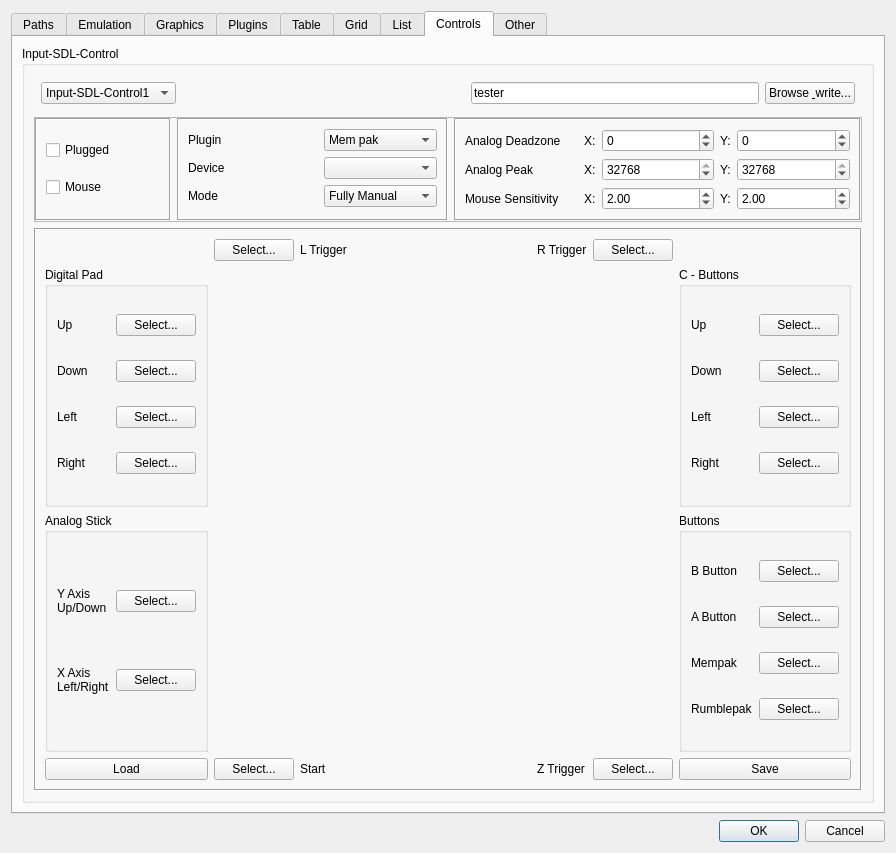
The window that src/dialogs/settingsdialog.ui (dh4/mupen64plus-qt) describes before a commit, drawn with Qt 5.
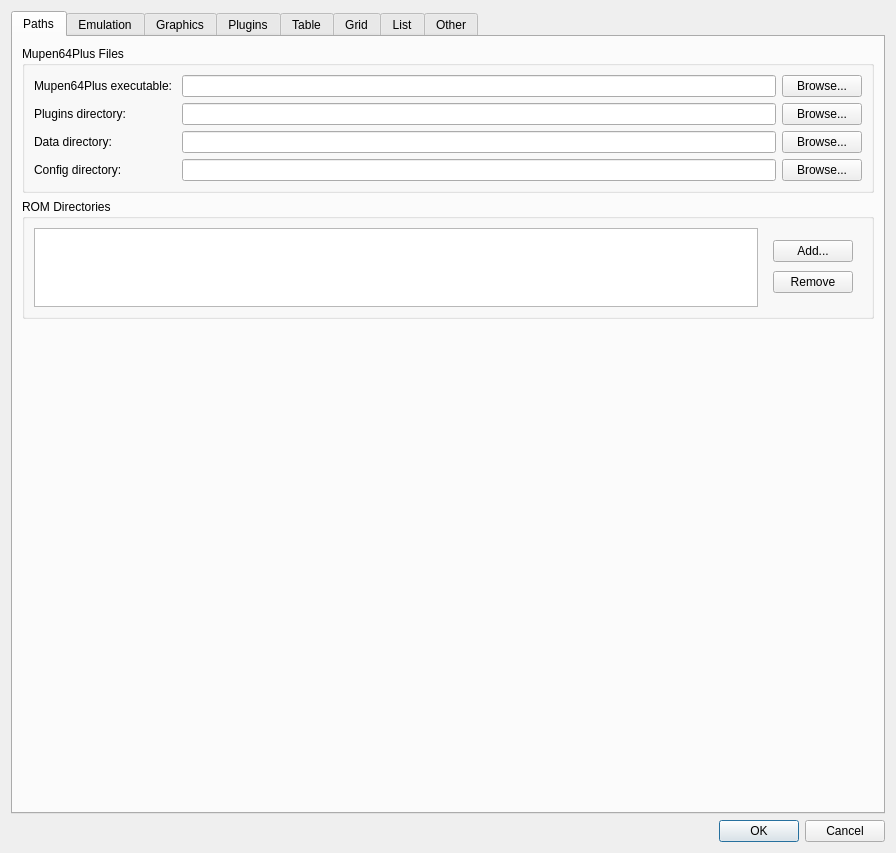
The same window after the commit. Icons and pictures are not drawn.

Commit message: Move controller configuration to its own dialog

Patch:
```diff
--- a/src/dialogs/settingsdialog.ui
+++ b/src/dialogs/settingsdialog.ui
@@ -26,7 +26,7 @@
       <enum>QTabWidget::TabShape::Rounded</enum>
      </property>
      <property name="currentIndex">
-      <number>7</number>
+      <number>0</number>
      </property>
      <widget class="QWidget" name="pathsWidget">
       <attribute name="title">
@@ -1119,835 +1119,6 @@
        </item>
       </layout>
      </widget>
-     <widget class="QWidget" name="controlsWidget">
-      <attribute name="title">
-       <string>Controls</string>
-      </attribute>
-      <layout class="QGridLayout" name="gridLayout_11">
-       <item row="0" column="0">
-        <widget class="QGroupBox" name="groupBox_4">
-         <property name="title">
-          <string>Input-SDL-Control</string>
-         </property>
-         <layout class="QVBoxLayout" name="verticalLayout_3" stretch="0,0,1">
-          <item>
-           <layout class="QHBoxLayout" name="horizontalLayout_2">
-            <property name="leftMargin">
-             <number>7</number>
-            </property>
-            <property name="topMargin">
-             <number>7</number>
-            </property>
-            <property name="rightMargin">
-             <number>7</number>
-            </property>
-            <property name="bottomMargin">
-             <number>7</number>
-            </property>
-            <item>
-             <widget class="QComboBox" name="cboController">
-              <property name="toolTip">
-               <string>Input-SDL-Control</string>
-              </property>
-              <property name="sizeAdjustPolicy">
-               <enum>QComboBox::SizeAdjustPolicy::AdjustToContents</enum>
-              </property>
-              <item>
-               <property name="text">
-                <string>Input-SDL-Control1</string>
-               </property>
-              </item>
-              <item>
-               <property name="text">
-                <string>Input-SDL-Control2</string>
-               </property>
-              </item>
-              <item>
-               <property name="text">
-                <string>Input-SDL-Control3</string>
-               </property>
-              </item>
-              <item>
-               <property name="text">
-                <string>Input-SDL-Control4</string>
-               </property>
-              </item>
-             </widget>
-            </item>
-            <item>
-             <spacer name="horizontalSpacer_2">
-              <property name="orientation">
-               <enum>Qt::Orientation::Horizontal</enum>
-              </property>
-              <property name="sizeHint" stdset="0">
-               <size>
-                <width>40</width>
-                <height>20</height>
-               </size>
-              </property>
-             </spacer>
-            </item>
-            <item>
-             <widget class="QLineEdit" name="txtSharedDataPath">
-              <property name="text">
-               <string>tester</string>
-              </property>
-              <property name="placeholderText">
-               <string>Shared Data Path...</string>
-              </property>
-             </widget>
-            </item>
-            <item>
-             <widget class="QPushButton" name="btnBrowseSharedDataPath">
-              <property name="text">
-               <string>Browse &amp; write...</string>
-              </property>
-             </widget>
-            </item>
-           </layout>
-          </item>
-          <item>
-           <widget class="QFrame" name="frameControlOptions">
-            <property name="frameShape">
-             <enum>QFrame::Shape::StyledPanel</enum>
-            </property>
-            <property name="frameShadow">
-             <enum>QFrame::Shadow::Raised</enum>
-            </property>
-            <layout class="QHBoxLayout" name="horizontalLayout_3" stretch="1,2,3">
-             <property name="leftMargin">
-              <number>0</number>
-             </property>
-             <property name="topMargin">
-              <number>0</number>
-             </property>
-             <property name="rightMargin">
-              <number>0</number>
-             </property>
-             <property name="bottomMargin">
-              <number>0</number>
-             </property>
-             <item>
-              <widget class="QFrame" name="frame">
-               <property name="frameShape">
-                <enum>QFrame::Shape::Box</enum>
-               </property>
-               <property name="frameShadow">
-                <enum>QFrame::Shadow::Sunken</enum>
-               </property>
-               <property name="lineWidth">
-                <number>1</number>
-               </property>
-               <property name="midLineWidth">
-                <number>0</number>
-               </property>
-               <layout class="QVBoxLayout" name="verticalLayout_2">
-                <item>
-                 <widget class="QCheckBox" name="chkPlugged">
-                  <property name="toolTip">
-                   <string>Specifies whether this controller is 'plugged in' to the simulated N64</string>
-                  </property>
-                  <property name="text">
-                   <string>Plugged</string>
-                  </property>
-                 </widget>
-                </item>
-                <item>
-                 <widget class="QCheckBox" name="chkMouse">
-                  <property name="toolTip">
-                   <string>If checked, then mouse buttons may be used with this controller</string>
-                  </property>
-                  <property name="text">
-                   <string>Mouse</string>
-                  </property>
-                 </widget>
-                </item>
-               </layout>
-              </widget>
-             </item>
-             <item>
-              <widget class="QFrame" name="frame_2">
-               <property name="frameShape">
-                <enum>QFrame::Shape::Box</enum>
-               </property>
-               <property name="frameShadow">
-                <enum>QFrame::Shadow::Sunken</enum>
-               </property>
-               <property name="lineWidth">
-                <number>1</number>
-               </property>
-               <property name="midLineWidth">
-                <number>0</number>
-               </property>
-               <layout class="QGridLayout" name="gridLayout_13" columnstretch="2,0">
-                <item row="3" column="0">
-                 <widget class="QLabel" name="label_4">
-                  <property name="text">
-                   <string>Mode</string>
-                  </property>
-                 </widget>
-                </item>
-                <item row="0" column="1">
-                 <widget class="QComboBox" name="cboPlugin">
-                  <property name="toolTip">
-                   <string>Specifies which type of expansion pak is in the controller</string>
-                  </property>
-                  <property name="currentIndex">
-                   <number>1</number>
-                  </property>
-                  <property name="sizeAdjustPolicy">
-                   <enum>QComboBox::SizeAdjustPolicy::AdjustToContents</enum>
-                  </property>
-                  <item>
-                   <property name="text">
-                    <string>None</string>
-                   </property>
-                  </item>
-                  <item>
-                   <property name="text">
-                    <string>Mem pak</string>
-                   </property>
-                  </item>
-                  <item>
-                   <property name="text">
-                    <string>Rumble pak</string>
-                   </property>
-                  </item>
-                 </widget>
-                </item>
-                <item row="2" column="0">
-                 <widget class="QLabel" name="label_3">
-                  <property name="text">
-                   <string>Device</string>
-                  </property>
-                 </widget>
-                </item>
-                <item row="2" column="1">
-                 <widget class="QComboBox" name="cboDevice">
-                  <property name="toolTip">
-                   <string>SDL joystick name</string>
-                  </property>
-                  <property name="sizeAdjustPolicy">
-                   <enum>QComboBox::SizeAdjustPolicy::AdjustToContents</enum>
-                  </property>
-                 </widget>
-                </item>
-                <item row="3" column="1">
-                 <widget class="QComboBox" name="cboMode">
-                  <property name="toolTip">
-                   <string>Controller configuration mode</string>
-                  </property>
-                  <property name="sizeAdjustPolicy">
-                   <enum>QComboBox::SizeAdjustPolicy::AdjustToContents</enum>
-                  </property>
-                  <item>
-                   <property name="text">
-                    <string>Fully Manual</string>
-                   </property>
-                  </item>
-                  <item>
-                   <property name="text">
-                    <string>Auto</string>
-                   </property>
-                  </item>
-                  <item>
-                   <property name="text">
-                    <string>Fully Automatic</string>
-                   </property>
-                  </item>
-                 </widget>
-                </item>
-                <item row="0" column="0">
-                 <widget class="QLabel" name="label_2">
-                  <property name="text">
-                   <string>Plugin</string>
-                  </property>
-                 </widget>
-                </item>
-               </layout>
-              </widget>
-             </item>
-             <item>
-              <widget class="QFrame" name="frame_3">
-               <property name="frameShape">
-                <enum>QFrame::Shape::Box</enum>
-               </property>
-               <property name="frameShadow">
-                <enum>QFrame::Shadow::Sunken</enum>
-               </property>
-               <layout class="QGridLayout" name="gridLayout_14" columnstretch="1,0,0,1,0,1">
-                <item row="1" column="3">
-                 <widget class="QSpinBox" name="nbAnalogPeakX">
-                  <property name="minimum">
-                   <number>-32768</number>
-                  </property>
-                  <property name="maximum">
-                   <number>32768</number>
-                  </property>
-                  <property name="value">
-                   <number>32768</number>
-                  </property>
-                 </widget>
-                </item>
-                <item row="1" column="4">
-                 <widget class="QLabel" name="label_10">
-                  <property name="text">
-                   <string>Y:</string>
-                  </property>
-                 </widget>
-                </item>
-                <item row="0" column="4">
-                 <widget class="QLabel" name="label_8">
-                  <property name="text">
-                   <string>Y:</string>
-                  </property>
-                 </widget>
-                </item>
-                <item row="0" column="2">
-                 <widget class="QLabel" name="label_7">
-                  <property name="text">
-                   <string>X:</string>
-                  </property>
-                 </widget>
-                </item>
-                <item row="1" column="5">
-                 <widget class="QSpinBox" name="nbAnalogPeakY">
-                  <property name="minimum">
-                   <number>-32768</number>
-                  </property>
-                  <property name="maximum">
-                   <number>32768</number>
-                  </property>
-                  <property name="value">
-                   <number>32768</number>
-                  </property>
-                 </widget>
-                </item>
-                <item row="1" column="0">
-                 <widget class="QLabel" name="label_6">
-                  <property name="toolTip">
-                   <string>An absolute value of the SDL joystick axis &gt;= AnalogPeak will saturate the N64 controller axis value (at 80). For X, Y axes.
-For each axis, this must be greater than the corresponding AnalogDeadzone value.</string>
-                  </property>
-                  <property name="text">
-                   <string>Analog Peak</string>
-                  </property>
-                 </widget>
-                </item>
-                <item row="1" column="2">
-                 <widget class="QLabel" name="label_9">
-                  <property name="text">
-                   <string>X:</string>
-                  </property>
-                 </widget>
-                </item>
-                <item row="0" column="0">
-                 <widget class="QLabel" name="label_5">
-                  <property name="toolTip">
-                   <string>The minimum absolute value of the SDL analog joystick axis to move the N64 controller axis value from 0. For X, Y axes.</string>
-                  </property>
-                  <property name="text">
-                   <string>Analog Deadzone</string>
-                  </property>
-                 </widget>
-                </item>
-                <item row="0" column="3">
-                 <widget class="QSpinBox" name="nbAnalogDeadzoneX">
-                  <property name="minimum">
-                   <number>-32768</number>
-                  </property>
-                  <property name="maximum">
-                   <number>32768</number>
-                  </property>
-                 </widget>
-                </item>
-                <item row="0" column="5">
-                 <widget class="QSpinBox" name="nbAnalogDeadzoneY">
-                  <property name="minimum">
-                   <number>-32768</number>
-                  </property>
-                  <property name="maximum">
-                   <number>32768</number>
-                  </property>
-                 </widget>
-                </item>
-                <item row="2" column="4">
-                 <widget class="QLabel" name="label_31">
-                  <property name="text">
-                   <string>Y:</string>
-                  </property>
-                 </widget>
-                </item>
-                <item row="2" column="2">
-                 <widget class="QLabel" name="label_32">
-                  <property name="text">
-                   <string>X:</string>
-                  </property>
-                 </widget>
-                </item>
-                <item row="2" column="0">
-                 <widget class="QLabel" name="label_33">
-                  <property name="toolTip">
-                   <string>An absolute value of the SDL joystick axis &gt;= AnalogPeak will saturate the N64 controller axis value (at 80). For X, Y axes.
-For each axis, this must be greater than the corresponding AnalogDeadzone value.</string>
-                  </property>
-                  <property name="text">
-                   <string>Mouse Sensitivity</string>
-                  </property>
-                 </widget>
-                </item>
-                <item row="2" column="3">
-                 <widget class="QDoubleSpinBox" name="nbMouseSensitivityX">
-                  <property name="value">
-                   <double>2.000000000000000</double>
-                  </property>
-                 </widget>
-                </item>
-                <item row="2" column="5">
-                 <widget class="QDoubleSpinBox" name="nbMouseSensitivityY">
-                  <property name="value">
-                   <double>2.000000000000000</double>
-                  </property>
-                 </widget>
-                </item>
-               </layout>
-              </widget>
-             </item>
-            </layout>
-           </widget>
-          </item>
-          <item>
-           <widget class="QFrame" name="frameControlMap">
-            <property name="styleSheet">
-             <string notr="true">QPushButton:checked {
-	color: #000;
-	font-weight: bold;
-}</string>
-            </property>
-            <property name="frameShape">
-             <enum>QFrame::Shape::Box</enum>
-            </property>
-            <property name="frameShadow">
-             <enum>QFrame::Shadow::Sunken</enum>
-            </property>
-            <layout class="QGridLayout" name="gridLayout_15">
-             <item row="1" column="0">
-              <widget class="QGroupBox" name="groupBox_2">
-               <property name="title">
-                <string>Digital Pad</string>
-               </property>
-               <layout class="QGridLayout" name="gridLayout_16">
-                <item row="2" column="0">
-                 <widget class="QLabel" name="label_13">
-                  <property name="text">
-                   <string>Left</string>
-                  </property>
-                 </widget>
-                </item>
-                <item row="0" column="1">
-                 <widget class="QPushButton" name="btnDPadU">
-                  <property name="text">
-                   <string>Select...</string>
-                  </property>
-                  <property name="checkable">
-                   <bool>true</bool>
-                  </property>
-                 </widget>
-                </item>
-                <item row="1" column="1">
-                 <widget class="QPushButton" name="btnDPadD">
-                  <property name="text">
-                   <string>Select...</string>
-                  </property>
-                  <property name="checkable">
-                   <bool>true</bool>
-                  </property>
-                 </widget>
-                </item>
-                <item row="0" column="0">
-                 <widget class="QLabel" name="label_11">
-                  <property name="text">
-                   <string>Up</string>
-                  </property>
-                 </widget>
-                </item>
-                <item row="1" column="0">
-                 <widget class="QLabel" name="label_12">
-                  <property name="text">
-                   <string>Down</string>
-                  </property>
-                 </widget>
-                </item>
-                <item row="3" column="0">
-                 <widget class="QLabel" name="label_14">
-                  <property name="text">
-                   <string>Right</string>
-                  </property>
-                 </widget>
-                </item>
-                <item row="2" column="1">
-                 <widget class="QPushButton" name="btnDPadL">
-                  <property name="text">
-                   <string>Select...</string>
-                  </property>
-                  <property name="checkable">
-                   <bool>true</bool>
-                  </property>
-                 </widget>
-                </item>
-                <item row="3" column="1">
-                 <widget class="QPushButton" name="btnDPadR">
-                  <property name="text">
-                   <string>Select...</string>
-                  </property>
-                  <property name="checkable">
-                   <bool>true</bool>
-                  </property>
-                 </widget>
-                </item>
-               </layout>
-              </widget>
-             </item>
-             <item row="1" column="1" rowspan="2" colspan="5">
-              <widget class="QLabel" name="label">
-               <property name="minimumSize">
-                <size>
-                 <width>420</width>
-                 <height>408</height>
-                </size>
-               </property>
-               <property name="text">
-                <string>&lt;html&gt;&lt;head/&gt;&lt;body&gt;&lt;p&gt;&lt;img src=&quot;:/images/controller.svg&quot; /&gt;&lt;/p&gt;&lt;/body&gt;&lt;/html&gt;</string>
-               </property>
-              </widget>
-             </item>
-             <item row="0" column="1">
-              <widget class="QPushButton" name="btnLTrig">
-               <property name="text">
-                <string>Select...</string>
-               </property>
-               <property name="checkable">
-                <bool>true</bool>
-               </property>
-              </widget>
-             </item>
-             <item row="2" column="0">
-              <widget class="QGroupBox" name="groupBox_3">
-               <property name="title">
-                <string>Analog Stick</string>
-               </property>
-               <layout class="QGridLayout" name="gridLayout_17">
-                <item row="0" column="1">
-                 <widget class="QPushButton" name="btnYAxis">
-                  <property name="text">
-                   <string>Select...</string>
-                  </property>
-                  <property name="checkable">
-                   <bool>true</bool>
-                  </property>
-                 </widget>
-                </item>
-                <item row="0" column="0">
-                 <widget class="QLabel" name="label_15">
-                  <property name="text">
-                   <string>Y Axis
-Up/Down</string>
-                  </property>
-                 </widget>
-                </item>
-                <item row="1" column="1">
-                 <widget class="QPushButton" name="btnXAxis">
-                  <property name="text">
-                   <string>Select...</string>
-                  </property>
-                  <property name="checkable">
-                   <bool>true</bool>
-                  </property>
-                 </widget>
-                </item>
-                <item row="1" column="0">
-                 <widget class="QLabel" name="label_16">
-                  <property name="text">
-                   <string>X Axis
-Left/Right</string>
-                  </property>
-                 </widget>
-                </item>
-               </layout>
-              </widget>
-             </item>
-             <item row="1" column="6">
-              <widget class="QGroupBox" name="groupBox_5">
-               <property name="title">
-                <string>C - Buttons</string>
-               </property>
-               <layout class="QGridLayout" name="gridLayout_18">
-                <item row="2" column="0">
-                 <widget class="QLabel" name="label_19">
-                  <property name="text">
-                   <string>Left</string>
-                  </property>
-                 </widget>
-                </item>
-                <item row="0" column="1">
-                 <widget class="QPushButton" name="btnCBtnU">
-                  <property name="text">
-                   <string>Select...</string>
-                  </property>
-                  <property name="checkable">
-                   <bool>true</bool>
-                  </property>
-                 </widget>
-                </item>
-                <item row="1" column="1">
-                 <widget class="QPushButton" name="btnCBtnD">
-                  <property name="text">
-                   <string>Select...</string>
-                  </property>
-                  <property name="checkable">
-                   <bool>true</bool>
-                  </property>
-                 </widget>
-                </item>
-                <item row="0" column="0">
-                 <widget class="QLabel" name="label_20">
-                  <property name="text">
-                   <string>Up</string>
-                  </property>
-                 </widget>
-                </item>
-                <item row="1" column="0">
-                 <widget class="QLabel" name="label_21">
-                  <property name="text">
-                   <string>Down</string>
-                  </property>
-                 </widget>
-                </item>
-                <item row="3" column="0">
-                 <widget class="QLabel" name="label_22">
-                  <property name="text">
-                   <string>Right</string>
-                  </property>
-                 </widget>
-                </item>
-                <item row="2" column="1">
-                 <widget class="QPushButton" name="btnCBtnL">
-                  <property name="text">
-                   <string>Select...</string>
-                  </property>
-                  <property name="checkable">
-                   <bool>true</bool>
-                  </property>
-                 </widget>
-                </item>
-                <item row="3" column="1">
-                 <widget class="QPushButton" name="btnCBtnR">
-                  <property name="text">
-                   <string>Select...</string>
-                  </property>
-                  <property name="checkable">
-                   <bool>true</bool>
-                  </property>
-                 </widget>
-                </item>
-               </layout>
-              </widget>
-             </item>
-             <item row="2" column="6">
-              <widget class="QGroupBox" name="groupBox_6">
-               <property name="title">
-                <string>Buttons</string>
-               </property>
-               <layout class="QGridLayout" name="gridLayout_19">
-                <item row="2" column="0">
-                 <widget class="QLabel" name="label_23">
-                  <property name="text">
-                   <string>Mempak</string>
-                  </property>
-                 </widget>
-                </item>
-                <item row="0" column="1">
-                 <widget class="QPushButton" name="btnBBtn">
-                  <property name="text">
-                   <string>Select...</string>
-                  </property>
-                  <property name="checkable">
-                   <bool>true</bool>
-                  </property>
-                 </widget>
-                </item>
-                <item row="1" column="1">
-                 <widget class="QPushButton" name="btnABtn">
-                  <property name="text">
-                   <string>Select...</string>
-                  </property>
-                  <property name="checkable">
-                   <bool>true</bool>
-                  </property>
-                 </widget>
-                </item>
-                <item row="0" column="0">
-                 <widget class="QLabel" name="label_24">
-                  <property name="text">
-                   <string>B Button</string>
-                  </property>
-                 </widget>
-                </item>
-                <item row="1" column="0">
-                 <widget class="QLabel" name="label_25">
-                  <property name="text">
-                   <string>A Button</string>
-                  </property>
-                 </widget>
-                </item>
-                <item row="3" column="0">
-                 <widget class="QLabel" name="label_26">
-                  <property name="text">
-                   <string>Rumblepak</string>
-                  </property>
-                 </widget>
-                </item>
-                <item row="2" column="1">
-                 <widget class="QPushButton" name="btnMempak">
-                  <property name="text">
-                   <string>Select...</string>
-                  </property>
-                  <property name="checkable">
-                   <bool>true</bool>
-                  </property>
-                 </widget>
-                </item>
-                <item row="3" column="1">
-                 <widget class="QPushButton" name="btnRumblepak">
-                  <property name="text">
-                   <string>Select...</string>
-                  </property>
-                  <property name="checkable">
-                   <bool>true</bool>
-                  </property>
-                 </widget>
-                </item>
-               </layout>
-              </widget>
-             </item>
-             <item row="0" column="4">
-              <widget class="QLabel" name="label_28">
-               <property name="text">
-                <string>R Trigger</string>
-               </property>
-              </widget>
-             </item>
-             <item row="0" column="5">
-              <widget class="QPushButton" name="btnRTrig">
-               <property name="maximumSize">
-                <size>
-                 <width>100</width>
-                 <height>16777215</height>
-                </size>
-               </property>
-               <property name="text">
-                <string>Select...</string>
-               </property>
-               <property name="checkable">
-                <bool>true</bool>
-               </property>
-              </widget>
-             </item>
-             <item row="0" column="2">
-              <widget class="QLabel" name="label_27">
-               <property name="text">
-                <string>L Trigger</string>
-               </property>
-              </widget>
-             </item>
-             <item row="0" column="3">
-              <spacer name="horizontalSpacer_3">
-               <property name="orientation">
-                <enum>Qt::Orientation::Horizontal</enum>
-               </property>
-               <property name="sizeHint" stdset="0">
-                <size>
-                 <width>40</width>
-                 <height>20</height>
-                </size>
-               </property>
-              </spacer>
-             </item>
-             <item row="3" column="1">
-              <widget class="QPushButton" name="btnStart">
-               <property name="text">
-                <string>Select...</string>
-               </property>
-               <property name="checkable">
-                <bool>true</bool>
-               </property>
-              </widget>
-             </item>
-             <item row="3" column="2">
-              <widget class="QLabel" name="label_29">
-               <property name="text">
-                <string>Start</string>
-               </property>
-              </widget>
-             </item>
-             <item row="3" column="3">
-              <spacer name="horizontalSpacer_4">
-               <property name="orientation">
-                <enum>Qt::Orientation::Horizontal</enum>
-               </property>
-               <property name="sizeHint" stdset="0">
-                <size>
-                 <width>40</width>
-                 <height>20</height>
-                </size>
-               </property>
-              </spacer>
-             </item>
-             <item row="3" column="4">
-              <widget class="QLabel" name="label_30">
-               <property name="text">
-                <string>Z Trigger</string>
-               </property>
-              </widget>
-             </item>
-             <item row="3" column="5">
-              <widget class="QPushButton" name="btnZTrig">
-               <property name="maximumSize">
-                <size>
-                 <width>100</width>
-                 <height>16777215</height>
-                </size>
-               </property>
-               <property name="text">
-                <string>Select...</string>
-               </property>
-               <property name="checkable">
-                <bool>true</bool>
-               </property>
-              </widget>
-             </item>
-             <item row="3" column="6">
-              <widget class="QPushButton" name="saveBtn">
-               <property name="text">
-                <string>Save</string>
-               </property>
-              </widget>
-             </item>
-             <item row="3" column="0">
-              <widget class="QPushButton" name="loadCCFGBtn_2">
-               <property name="text">
-                <string>Load</string>
-               </property>
-              </widget>
-             </item>
-            </layout>
-           </widget>
-          </item>
-         </layout>
-        </widget>
-       </item>
-      </layout>
-     </widget>
      <widget class="QWidget" name="otherWidget">
       <attribute name="title">
        <string>Other</string>
```
The commit also changes 8 other files.
